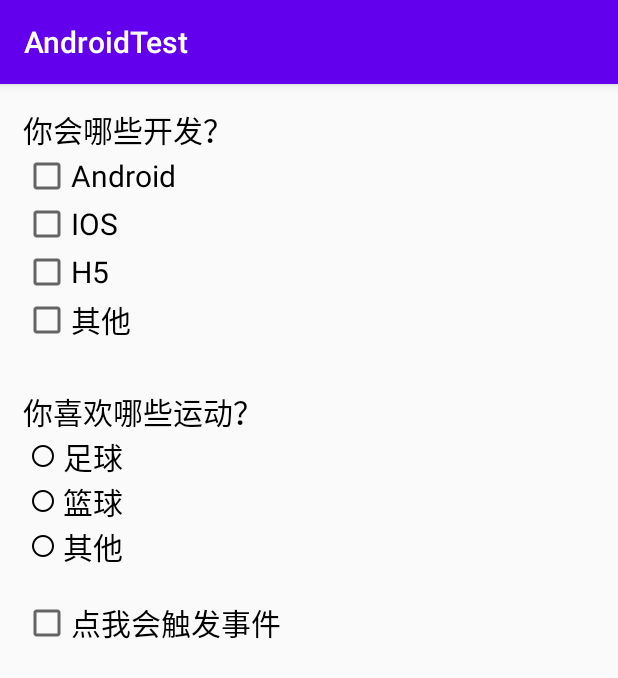
After one commit to xuyj1111/android-test, an Android app: the CheckBoxActivity screen opened directly, with no data from a screen before it, on a phone screen of 412 x 824 dp. The commit adds this screen. Shown: the top 678 px of the screen. Run offline under Robolectric (Android 15) with nearby library versions, the phone set to English and light mode, and no system bars.

Commit message:
checkBox demo

```diff
--- a/app/src/main/AndroidManifest.xml
+++ b/app/src/main/AndroidManifest.xml
@@ -9,7 +9,8 @@
         android:roundIcon="@mipmap/ic_launcher_round"
         android:supportsRtl="true"
         android:theme="@style/Theme.AndroidTest">
-        <activity android:name=".RadioButtonActivity"></activity>
+        <activity android:name=".CheckBoxActivity"></activity>
+        <activity android:name=".RadioButtonActivity" />
         <activity android:name=".ButtonActivity" />
         <activity android:name=".EditTextActivity" />
         <activity android:name=".TextViewActivity" />
--- /dev/null
+++ b/app/src/main/java/com/example/androidtest/CheckBoxActivity.java
@@ -0,0 +1,26 @@
+package com.example.androidtest;
+
+import androidx.appcompat.app.AppCompatActivity;
+
+import android.os.Bundle;
+import android.widget.CheckBox;
+import android.widget.CompoundButton;
+import android.widget.Toast;
+
+public class CheckBoxActivity extends AppCompatActivity {
+
+    private CheckBox checkBox;
+
+    @Override
+    protected void onCreate(Bundle savedInstanceState) {
+        super.onCreate(savedInstanceState);
+        setContentView(R.layout.activity_check_box);
+        checkBox = findViewById(R.id.cb_event);
+        checkBox.setOnCheckedChangeListener(new CompoundButton.OnCheckedChangeListener() {
+            @Override
+            public void onCheckedChanged(CompoundButton compoundButton, boolean b) {
+                Toast.makeText(CheckBoxActivity.this, b ? "选中" : "未选中", Toast.LENGTH_SHORT).show();
+            }
+        });
+    }
+}
--- a/app/src/main/java/com/example/androidtest/MainActivity.java
+++ b/app/src/main/java/com/example/androidtest/MainActivity.java
@@ -14,6 +14,7 @@ public class MainActivity extends AppCompatActivity {
     private Button btnButton;
     private Button btnEditText;
     private Button btnRadioButton;
+    private Button btnCheckBox;
 
     @Override
     protected void onCreate(Bundle savedInstanceState) {
@@ -23,12 +24,14 @@ public class MainActivity extends AppCompatActivity {
         btnButton = findViewById(R.id.btn_button);
         btnEditText = findViewById(R.id.btn_editText);
         btnRadioButton = findViewById(R.id.btn_radioButton);
+        btnCheckBox = findViewById(R.id.btn_checkBox);
 
         OnClick onClick = new OnClick();
         btnTextView.setOnClickListener(onClick);
         btnButton.setOnClickListener(onClick);
         btnEditText.setOnClickListener(onClick);
         btnRadioButton.setOnClickListener(onClick);
+        btnCheckBox.setOnClickListener(onClick);
     }
 
     private class OnClick implements View.OnClickListener {
@@ -49,6 +52,9 @@ public class MainActivity extends AppCompatActivity {
                 case R.id.btn_radioButton:
                     intent = new Intent(MainActivity.this, RadioButtonActivity.class);
                     break;
+                case R.id.btn_checkBox:
+                    intent = new Intent(MainActivity.this, CheckBoxActivity.class);
+                    break;
                 default:
                     break;
             }
--- /dev/null
+++ b/app/src/main/res/drawable/bg_cb1.xml
@@ -0,0 +1,5 @@
+<?xml version="1.0" encoding="utf-8"?>
+<selector xmlns:android="http://schemas.android.com/apk/res/android">
+    <item android:state_checked="false" android:drawable="@drawable/unchecked"/>
+    <item android:state_checked="true" android:drawable="@drawable/checked"/>
+</selector>
--- a/app/src/main/res/layout/activity_button.xml
+++ b/app/src/main/res/layout/activity_button.xml
@@ -31,7 +31,7 @@
         android:layout_width="match_parent"
         android:layout_height="wrap_content"
         android:layout_marginBottom="10dp"
-        android:background="@drawable/btn_background1"
+        android:background="@drawable/bg_btn1"
         android:text="背景样式1"
         android:textSize="20sp"
         tools:ignore="MissingConstraints" />
@@ -41,7 +41,7 @@
         android:layout_width="match_parent"
         android:layout_height="wrap_content"
         android:layout_marginBottom="10dp"
-        android:background="@drawable/btn_background2"
+        android:background="@drawable/bg_btn2"
         android:text="背景样式2"
         android:textSize="20sp"
         tools:ignore="MissingConstraints" />
@@ -51,7 +51,7 @@
         android:layout_width="match_parent"
         android:layout_height="wrap_content"
         android:layout_marginBottom="10dp"
-        android:background="@drawable/btn_background3"
+        android:background="@drawable/bg_btn3"
         android:text="背景样式3"
         android:textSize="20sp"
         tools:ignore="MissingConstraints" />
--- /dev/null
+++ b/app/src/main/res/layout/activity_check_box.xml
@@ -0,0 +1,101 @@
+<?xml version="1.0" encoding="utf-8"?>
+<LinearLayout xmlns:android="http://schemas.android.com/apk/res/android"
+    xmlns:app="http://schemas.android.com/apk/res-auto"
+    xmlns:tools="http://schemas.android.com/tools"
+    android:layout_width="match_parent"
+    android:layout_height="match_parent"
+    android:orientation="vertical"
+    android:padding="15dp"
+    tools:context=".CheckBoxActivity">
+
+    <TextView
+        android:id="@+id/tv_question1"
+        android:layout_width="wrap_content"
+        android:layout_height="wrap_content"
+        android:text="你会哪些开发？"
+        android:textColor="@color/black"
+        android:textSize="20sp" />
+
+    <CheckBox
+        android:id="@+id/cb_android"
+        android:layout_width="wrap_content"
+        android:layout_height="wrap_content"
+        android:text="Android"
+        android:textSize="20sp" />
+
+    <CheckBox
+        android:id="@+id/cb_ios"
+        android:layout_width="wrap_content"
+        android:layout_height="wrap_content"
+        android:text="IOS"
+        android:textSize="20sp" />
+
+    <CheckBox
+        android:id="@+id/cb_h5"
+        android:layout_width="wrap_content"
+        android:layout_height="wrap_content"
+        android:text="H5"
+        android:textSize="20sp" />
+
+    <CheckBox
+        android:id="@+id/cb_other1"
+        android:layout_width="wrap_content"
+        android:layout_height="wrap_content"
+        android:text="其他"
+        android:textSize="20sp" />
+
+    <LinearLayout
+        android:layout_width="match_parent"
+        android:layout_height="wrap_content"
+        android:orientation="vertical"
+        android:paddingTop="30dp">
+
+        <TextView
+            android:id="@+id/tv_question2"
+            android:layout_width="wrap_content"
+            android:layout_height="wrap_content"
+            android:text="你喜欢哪些运动？"
+            android:textColor="@color/black"
+            android:textSize="20sp" />
+
+        <CheckBox
+            android:id="@+id/cb_football"
+            android:layout_width="wrap_content"
+            android:layout_height="wrap_content"
+            android:layout_marginLeft="5dp"
+            android:button="@drawable/bg_cb1"
+            android:paddingLeft="5dp"
+            android:text="足球"
+            android:textSize="20sp" />
+
+        <CheckBox
+            android:id="@+id/cb_baskball"
+            android:layout_width="wrap_content"
+            android:layout_height="wrap_content"
+            android:layout_marginLeft="5dp"
+            android:button="@drawable/bg_cb1"
+            android:paddingLeft="5dp"
+            android:text="篮球"
+            android:textSize="20sp" />
+
+        <CheckBox
+            android:id="@+id/cb_other2"
+            android:layout_width="wrap_content"
+            android:layout_height="wrap_content"
+            android:layout_marginLeft="5dp"
+            android:button="@drawable/bg_cb1"
+            android:paddingLeft="5dp"
+            android:text="其他"
+            android:textSize="20sp" />
+
+    </LinearLayout>
+
+
+    <CheckBox
+        android:id="@+id/cb_event"
+        android:layout_width="wrap_content"
+        android:layout_height="wrap_content"
+        android:layout_marginTop="20dp"
+        android:text="点我会触发事件"
+        android:textSize="20sp" />
+</LinearLayout>
--- a/app/src/main/res/layout/activity_edit_text.xml
+++ b/app/src/main/res/layout/activity_edit_text.xml
@@ -27,15 +27,16 @@
         android:drawableLeft="@drawable/lock"
         android:drawablePadding="5dp"
         />
-<!--    <EditText-->
-<!--        android:id="@+id/et_phone"-->
-<!--        android:layout_width="match_parent"-->
-<!--        android:layout_height="50dp"-->
-<!--        android:textColor="#000000"-->
-<!--        android:hint="手机号码"-->
-<!--        android:inputType="number"-->
-<!--        android:background="@drawable/et_background1"-->
-<!--        />-->
+    <EditText
+        android:id="@+id/et_phone"
+        android:layout_width="match_parent"
+        android:layout_height="50dp"
+        android:textColor="#000000"
+        android:hint="手机号码"
+        android:inputType="number"
+        android:layout_marginTop="20dp"
+        android:background="@drawable/bg_et1"
+        />
 
 
 
--- a/app/src/main/res/layout/activity_main.xml
+++ b/app/src/main/res/layout/activity_main.xml
@@ -44,5 +44,14 @@
         android:textSize="20sp"
         tools:ignore="MissingConstraints" />
 
+    <Button
+        android:id="@+id/btn_checkBox"
+        android:layout_width="match_parent"
+        android:layout_height="wrap_content"
+        android:layout_marginBottom="10dp"
+        android:text="CheckBoxDemo"
+        android:textSize="20sp"
+        tools:ignore="MissingConstraints" />
+
 
 </LinearLayout>
--- a/app/src/main/res/layout/activity_radio_button.xml
+++ b/app/src/main/res/layout/activity_radio_button.xml
@@ -43,7 +43,7 @@
             android:id="@+id/rb_yes"
             android:layout_width="60dp"
             android:layout_height="30dp"
-            android:background="@drawable/rb_background1"
+            android:background="@drawable/bg_rb1"
             android:button="@null"
             android:checked="true"
             android:gravity="center"
@@ -54,7 +54,7 @@
             android:id="@+id/rb_no"
             android:layout_width="60dp"
             android:layout_height="30dp"
-            android:background="@drawable/rb_background1"
+            android:background="@drawable/bg_rb1"
             android:button="@null"
             android:gravity="center"
             android:text="否"
```
Also changed, not shown: app/src/main/res/drawable-hdpi/checked.png (added), app/src/main/res/drawable-hdpi/unchecked.png (added), app/src/main/res/drawable/bg_btn1.xml (renamed from app/src/main/res/drawable/btn_background1.xml), app/src/main/res/drawable/bg_btn2.xml (renamed from app/src/main/res/drawable/btn_background2.xml), app/src/main/res/drawable/bg_btn3.xml (renamed from app/src/main/res/drawable/btn_background3.xml), app/src/main/res/drawable/bg_et1.xml (renamed from app/src/main/res/drawable/et_background1.xml), app/src/main/res/drawable/bg_rb1.xml (renamed from app/src/main/res/drawable/rb_background1.xml).
